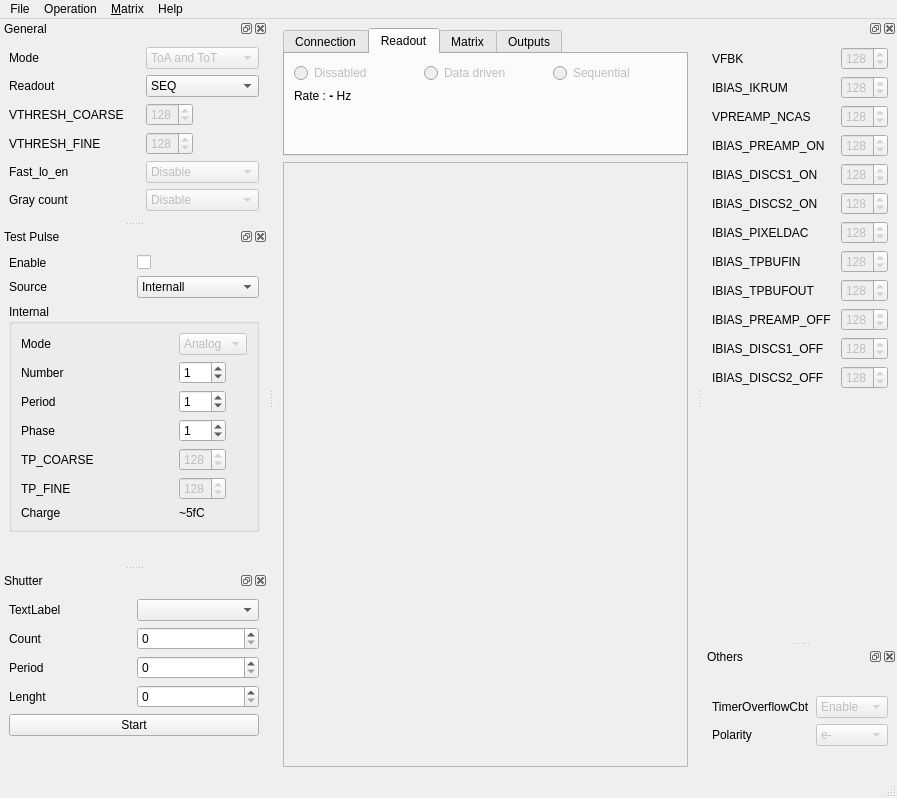
navrit/dexter, file python/ui/MainWnd.ui: the form before one commit.
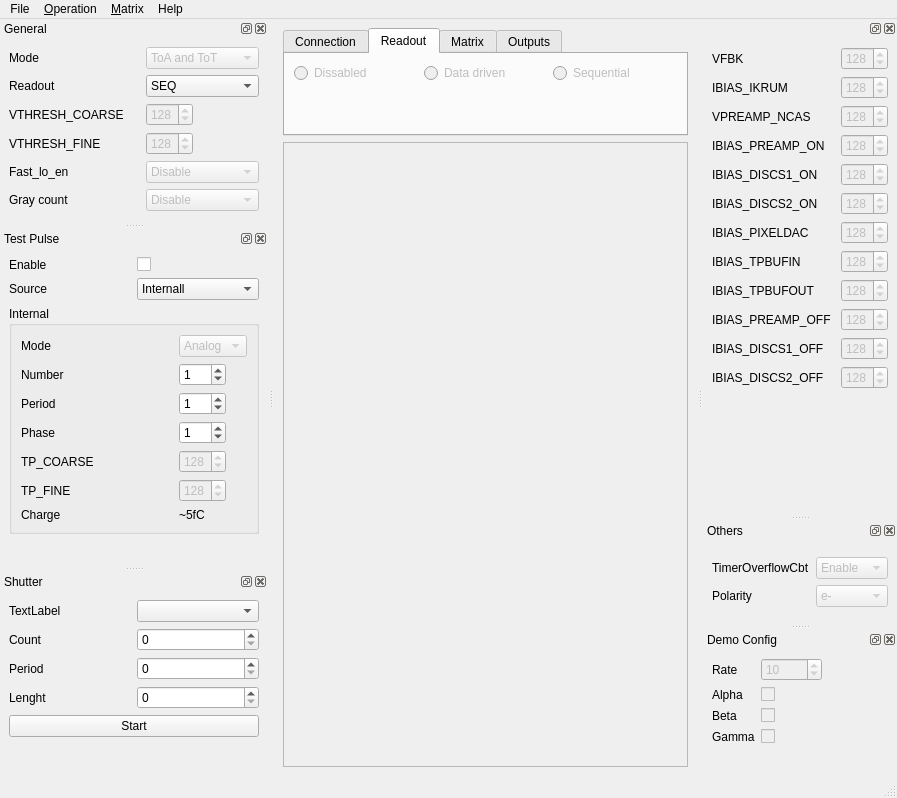
The form after the commit. The open tabs and pages were chosen to show the change. Custom widgets are drawn as their Qt base class.

What changed in the file:
```diff
--- a/python/ui/MainWnd.ui
+++ b/python/ui/MainWnd.ui
@@ -17,16 +17,6 @@
    <layout class="QGridLayout" name="gridLayout">
     <item row="0" column="0">
      <layout class="QGridLayout" name="gridLayout_2">
-      <item row="4" column="0">
-       <widget class="ScrolledPixBitmap" name="Main">
-        <property name="frameShape">
-         <enum>QFrame::StyledPanel</enum>
-        </property>
-        <property name="frameShadow">
-         <enum>QFrame::Raised</enum>
-        </property>
-       </widget>
-      </item>
       <item row="2" column="0">
        <widget class="QTabWidget" name="tabWidget">
         <property name="sizePolicy">
@@ -153,13 +143,6 @@
             </item>
            </layout>
           </item>
-          <item>
-           <widget class="QLabel" name="labelRate">
-            <property name="text">
-             <string>Rate : &lt;b&gt;-&lt;/b&gt; Hz</string>
-            </property>
-           </widget>
-          </item>
           <item>
            <spacer name="verticalSpacer_4">
             <property name="orientation">
@@ -326,6 +309,16 @@
         </widget>
        </widget>
       </item>
+      <item row="3" column="0">
+       <widget class="ScrolledPixBitmap" name="viewer">
+        <property name="frameShape">
+         <enum>QFrame::StyledPanel</enum>
+        </property>
+        <property name="frameShadow">
+         <enum>QFrame::Raised</enum>
+        </property>
+       </widget>
+      </item>
      </layout>
     </item>
    </layout>
@@ -347,7 +340,7 @@
    </widget>
    <widget class="QMenu" name="menuOperation">
     <property name="title">
-     <string>Operation</string>
+     <string>&amp;Operation</string>
     </property>
     <addaction name="actionConnect"/>
     <addaction name="separator"/>
@@ -413,7 +406,7 @@
    <property name="minimumSize">
     <size>
      <width>268</width>
-     <height>100</height>
+     <height>204</height>
     </size>
    </property>
    <property name="windowTitle">
@@ -1430,6 +1423,96 @@
     </layout>
    </widget>
   </widget>
+  <widget class="QDockWidgetClose" name="dockDemoConfig">
+   <property name="windowTitle">
+    <string>Demo Config</string>
+   </property>
+   <attribute name="dockWidgetArea">
+    <number>2</number>
+   </attribute>
+   <widget class="QWidget" name="dockWidgetContents_7">
+    <layout class="QVBoxLayout" name="verticalLayout_8">
+     <item>
+      <layout class="QFormLayout" name="formLayout">
+       <property name="fieldGrowthPolicy">
+        <enum>QFormLayout::ExpandingFieldsGrow</enum>
+       </property>
+       <item row="0" column="0">
+        <widget class="QLabel" name="label_12">
+         <property name="text">
+          <string>Rate</string>
+         </property>
+        </widget>
+       </item>
+       <item row="0" column="1">
+        <widget class="QSpinBox" name="spinDemoGenRate">
+         <property name="enabled">
+          <bool>false</bool>
+         </property>
+         <property name="maximum">
+          <number>10000</number>
+         </property>
+         <property name="value">
+          <number>10</number>
+         </property>
+        </widget>
+       </item>
+       <item row="1" column="0">
+        <widget class="QLabel" name="label_13">
+         <property name="text">
+          <string>Alpha</string>
+         </property>
+        </widget>
+       </item>
+       <item row="1" column="1">
+        <widget class="QCheckBox" name="checkDemoGenAlpha">
+         <property name="enabled">
+          <bool>false</bool>
+         </property>
+         <property name="text">
+          <string/>
+         </property>
+        </widget>
+       </item>
+       <item row="2" column="0">
+        <widget class="QLabel" name="label_30">
+         <property name="text">
+          <string>Beta</string>
+         </property>
+        </widget>
+       </item>
+       <item row="2" column="1">
+        <widget class="QCheckBox" name="checkDemoGenBetta">
+         <property name="enabled">
+          <bool>false</bool>
+         </property>
+         <property name="text">
+          <string/>
+         </property>
+        </widget>
+       </item>
+       <item row="3" column="0">
+        <widget class="QLabel" name="label_31">
+         <property name="text">
+          <string>Gamma</string>
+         </property>
+        </widget>
+       </item>
+       <item row="3" column="1">
+        <widget class="QCheckBox" name="checkDemoGenGamma">
+         <property name="enabled">
+          <bool>false</bool>
+         </property>
+         <property name="text">
+          <string/>
+         </property>
+        </widget>
+       </item>
+      </layout>
+     </item>
+    </layout>
+   </widget>
+  </widget>
   <action name="actionGeneral">
    <property name="checkable">
     <bool>true</bool>
```
Left out of the diff: 54 changed lines with no effect on the pictures.
